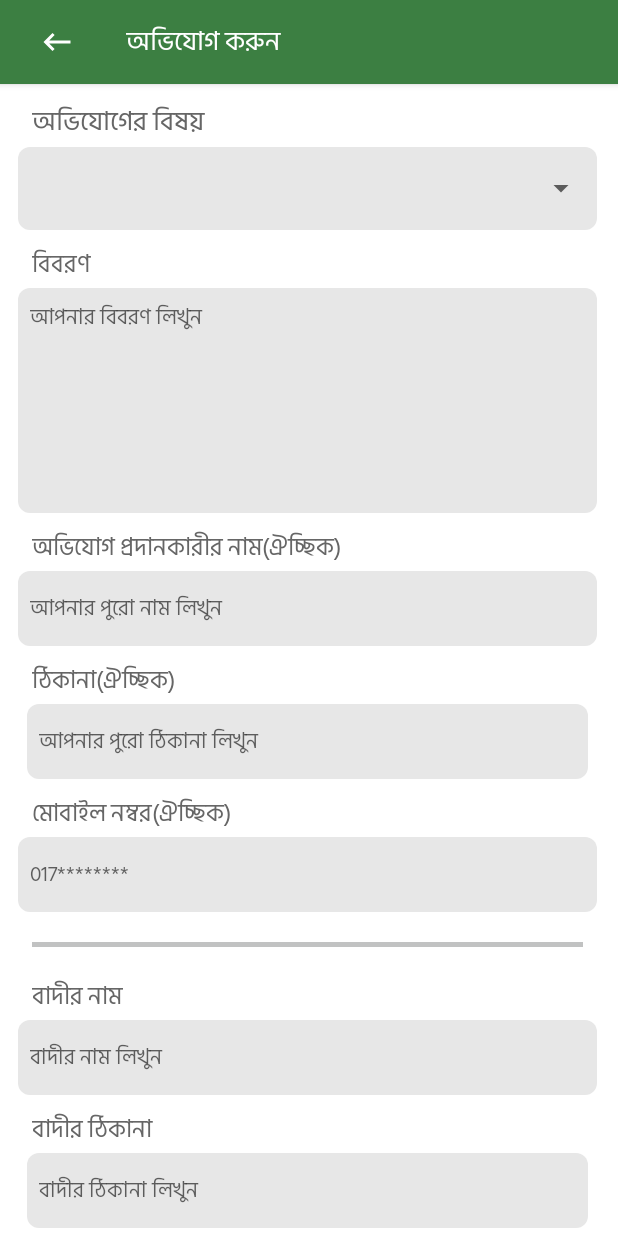
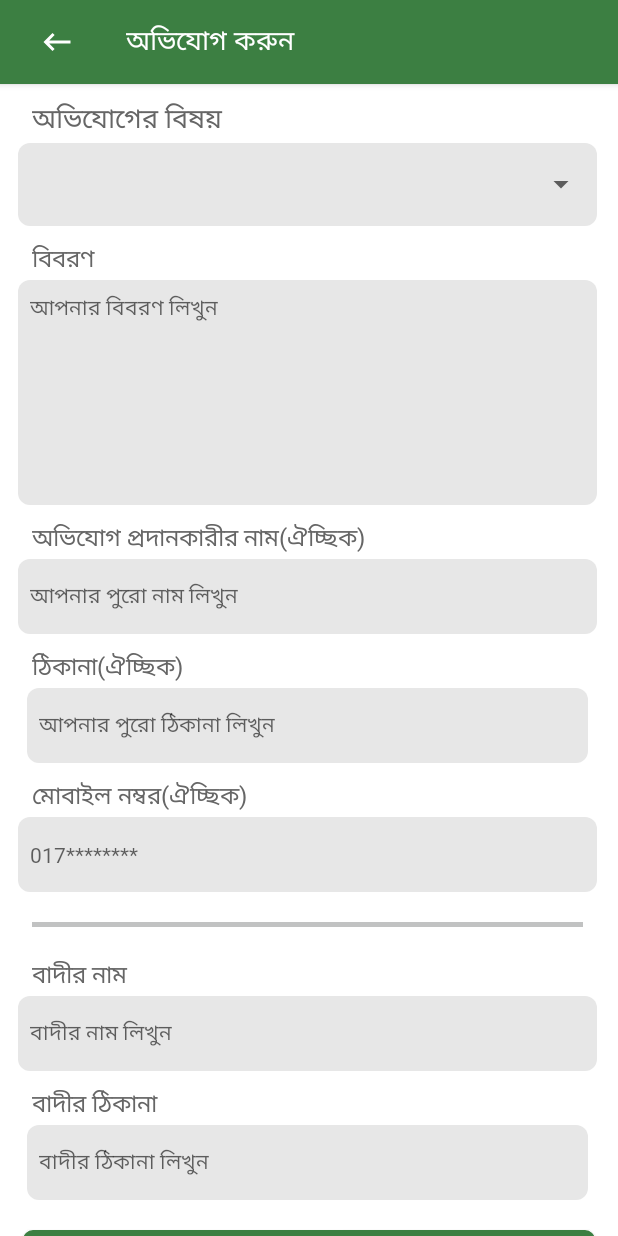
Before and after one commit to skbipulr/-feni_paurashava_feni, an Android app: the screen it shows after launch (ComplainActivity), after a tap on an icon or button, on a phone screen of 412 x 824 dp. Run offline under Robolectric (Android 15) with nearby library versions, the phone set to English and light mode, and no system bars; our stand-ins replace FlexboxLayout; libraries missing offline, so code that uses them is left out: com.github.dhaval2404.imagepicker, com.gun0912.tedpermission; pictures from the network do not load.

Commit message:
font changed and 4.0.2 released

```diff
--- a/app/build.gradle
+++ b/app/build.gradle
@@ -14,8 +14,8 @@ android {
         applicationId "bd.gov.fenipaurashava"
         minSdkVersion 21
         targetSdkVersion 31
-        versionCode 29
-        versionName "4.0.1"
+        versionCode 30
+        versionName "4.0.2"
         vectorDrawables.useSupportLibrary = true // For srcCompat
 
 
--- a/app/src/main/java/bd/gov/fenipaurashava/activity_user/ComplainActivity.java
+++ b/app/src/main/java/bd/gov/fenipaurashava/activity_user/ComplainActivity.java
@@ -208,7 +208,7 @@ public class ComplainActivity extends AppCompatActivity {
                     if (response.isSuccessful() && response.body()!=null) {
                         ComplainSaveResponse meg = response.body();
 
-                      //  Toast.makeText(ComplainActivity.this, "কংগ্রাচুলেশন, আপনার অভিযোগটি জমা হয়েছে", Toast.LENGTH_LONG).show();
+                        //  Toast.makeText(ComplainActivity.this, "কংগ্রাচুলেশন, আপনার অভিযোগটি জমা হয়েছে", Toast.LENGTH_LONG).show();
 
 
                         nameOneET.setText("");
--- a/app/src/main/java/bd/gov/fenipaurashava/activity_user/EmployeeActivity.java
+++ b/app/src/main/java/bd/gov/fenipaurashava/activity_user/EmployeeActivity.java
@@ -66,6 +66,7 @@ public class EmployeeActivity extends AppCompatActivity {
         apiService = RetrofitClient.getRetrofit().create(ApiInterface.class);
 
         apiService.getDepartmentWiseEmployeeResponse(Common.APP_KEY, id).enqueue(new Callback<EmployeeResponse>() {
+
             @Override
             public void onResponse(Call<EmployeeResponse> call, Response<EmployeeResponse> response) {
                 if (response.code() == 200) {
--- a/app/src/main/java/bd/gov/fenipaurashava/webApi/RetrofitClient.java
+++ b/app/src/main/java/bd/gov/fenipaurashava/webApi/RetrofitClient.java
@@ -10,7 +10,6 @@ import retrofit2.converter.gson.GsonConverterFactory;
 public class RetrofitClient {
 
     private static Retrofit retrofit = null;
-    //http://fenimayor.digiins.gov.bd/district_app/api/employee
     private static final String BASE_URL = "http://fenimayor.digiins.gov.bd/district_app/api/";
 
     public static Retrofit getRetrofit() {
--- a/app/src/main/res/layout/activity_complain.xml
+++ b/app/src/main/res/layout/activity_complain.xml
@@ -101,11 +101,10 @@
                         android:orientation="vertical">
 
                         <Spinner
-                            android:layout_gravity="center_vertical"
                             android:id="@+id/complainOfDivisionsSpinner"
                             android:layout_width="match_parent"
                             android:layout_height="55dp"
-                            />
+                            android:layout_gravity="center_vertical" />
 
                     </LinearLayout>
 
--- a/app/src/main/res/values/styles.xml
+++ b/app/src/main/res/values/styles.xml
@@ -7,7 +7,7 @@
         <item name="colorAccent">@color/colorAccent</item>
         <item name="android:windowTranslucentStatus">true</item>
         <item name="android:windowAnimationStyle">@style/CustomActivityAnimation</item>
-        <item name="fontFamily">@font/hind_siliguri_regular</item>
+        <item name="fontFamily">@font/roboto_regular</item>
 
     </style>
 
@@ -16,7 +16,7 @@
         <item name="colorPrimaryDark">@color/colorPrimaryDark</item>
         <item name="colorAccent">@color/colorAccent</item>
         <item name="android:windowAnimationStyle">@style/CustomActivityAnimation</item>
-        <item name="fontFamily">@font/hind_siliguri_regular</item>
+        <item name="fontFamily">@font/roboto_regular</item>
     </style>
 
     <style name="CustomActivityAnimation" parent="@android:style/Animation.Activity">
@@ -24,7 +24,7 @@
         <item name="android:activityOpenExitAnimation">@anim/slide_out_left</item>
         <item name="android:activityCloseEnterAnimation">@anim/slide_in_left</item>
         <item name="android:activityCloseExitAnimation">@anim/slide_out_right</item>
-        <item name="fontFamily">@font/hind_siliguri_regular</item>
+        <item name="fontFamily">@font/roboto_regular</item>
     </style>
 
     <style name="EditorTheme" parent="Theme.AppCompat.Light.DarkActionBar">
@@ -32,7 +32,7 @@
         <item name="colorPrimary">@color/colorPrimaryEditor</item>
         <item name="colorPrimaryDark">@color/colorPrimaryDarkEditor</item>
         <item name="colorAccent">@color/colorAccentEditor</item>
-        <item name="fontFamily">@font/hind_siliguri_regular</item>
+        <item name="fontFamily">@font/roboto_regular</item>
     </style>
 
 </resources>
```
Also changed, not shown: app/src/main/java/bd/gov/fenipaurashava/modelForComplainSubjectFetchGET/Datum.java (+8 -0 lines), app/src/main/res/layout/activity_appoiment_fatch_all.xml (+6 -3 lines), app/src/main/res/font/roboto_regular.ttf (added).
